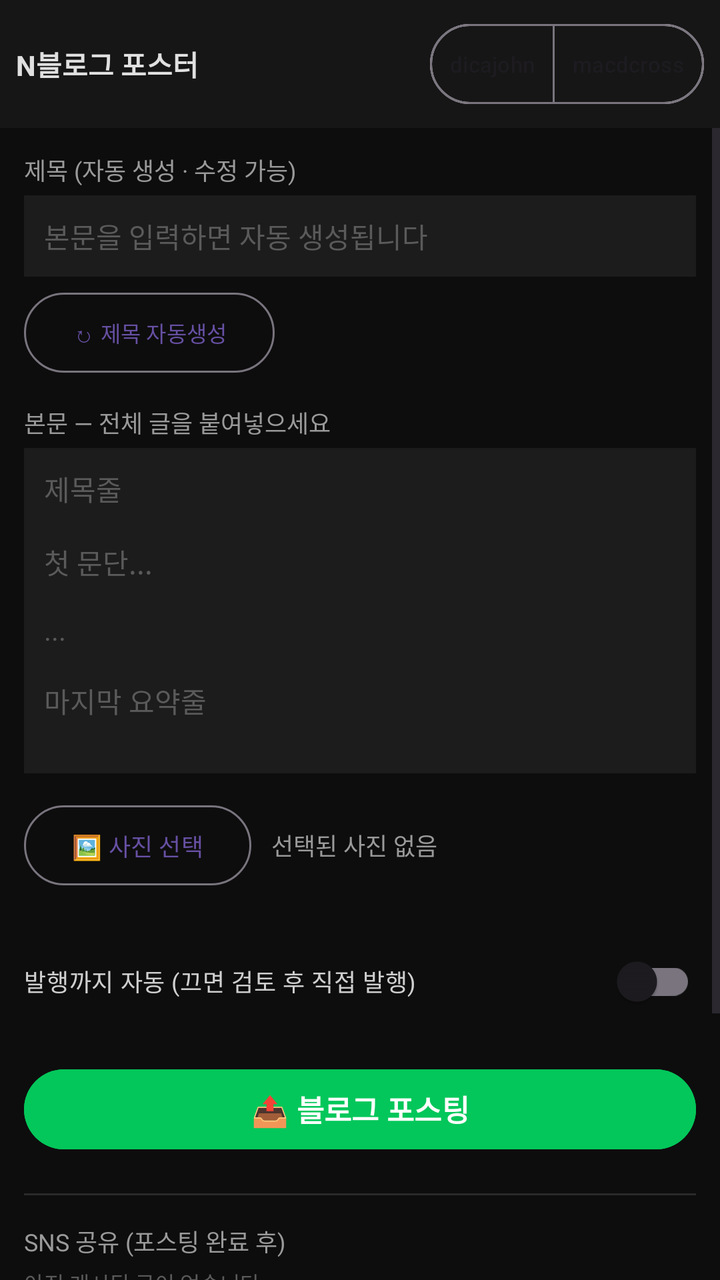
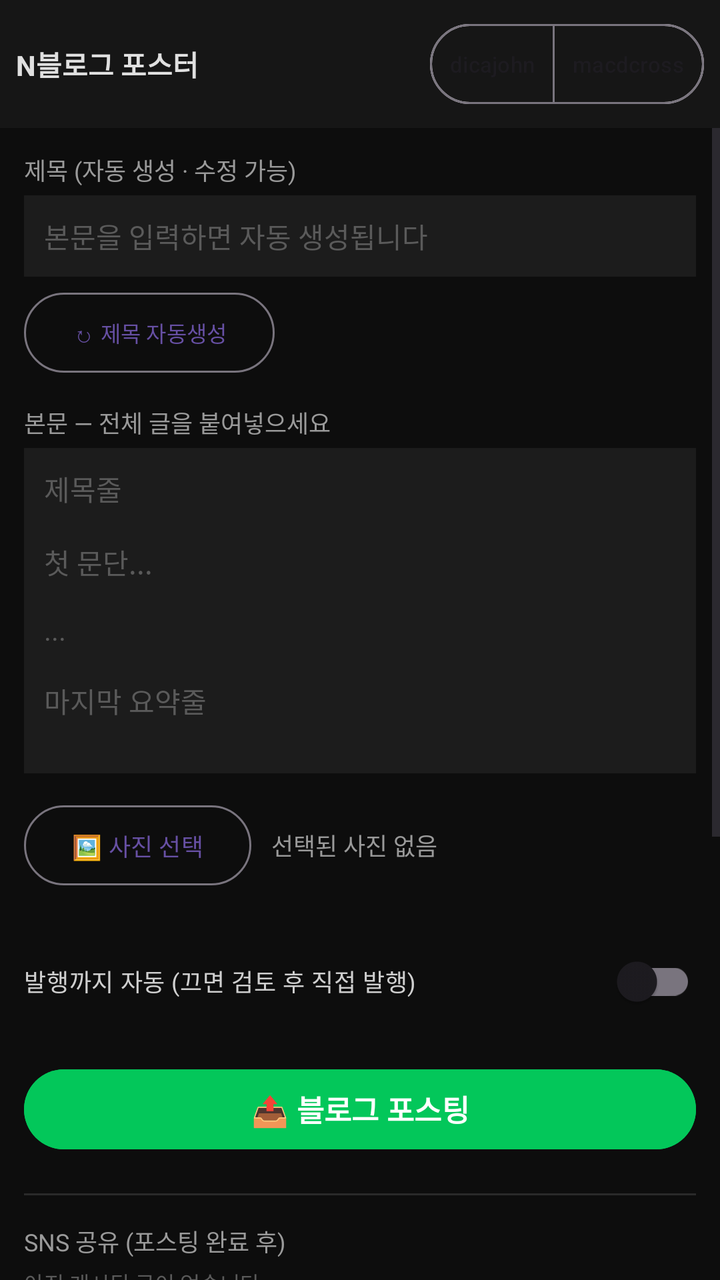

An Android layout rendered at two revisions. The XML below is the earlier revision; the diff shows what the commit changed to produce the second picture.
<!-- AndroidManifest.xml: application theme Theme.Nclaude -->
<!-- res/layout/activity_main.xml -->
<?xml version="1.0" encoding="utf-8"?>
<LinearLayout xmlns:android="http://schemas.android.com/apk/res/android"
    xmlns:app="http://schemas.android.com/apk/res-auto"
    android:layout_width="match_parent"
    android:layout_height="match_parent"
    android:orientation="vertical"
    android:background="#0d0d0d">

    
    <LinearLayout
        android:layout_width="match_parent"
        android:layout_height="wrap_content"
        android:orientation="horizontal"
        android:gravity="center_vertical"
        android:padding="8dp"
        android:background="#161616">

        <TextView
            android:layout_width="0dp"
            android:layout_height="wrap_content"
            android:layout_weight="1"
            android:text="N블로그 포스터"
            android:textColor="#e0e0e0"
            android:textSize="14sp"
            android:textStyle="bold" />

        <com.google.android.material.button.MaterialButtonToggleGroup
            android:id="@+id/accountGroup"
            android:layout_width="wrap_content"
            android:layout_height="wrap_content"
            app:singleSelection="true"
            app:selectionRequired="true">

            <com.google.android.material.button.MaterialButton
                android:id="@+id/btnAcc1"
                style="?attr/materialButtonOutlinedStyle"
                android:layout_width="wrap_content"
                android:layout_height="wrap_content"
                android:text="dicajohn"
                android:textSize="11sp"
                android:minWidth="0dp"
                android:paddingStart="10dp"
                android:paddingEnd="10dp" />

            <com.google.android.material.button.MaterialButton
                android:id="@+id/btnAcc2"
                style="?attr/materialButtonOutlinedStyle"
                android:layout_width="wrap_content"
                android:layout_height="wrap_content"
                android:text="macdcross"
                android:textSize="11sp"
                android:minWidth="0dp"
                android:paddingStart="10dp"
                android:paddingEnd="10dp" />
        </com.google.android.material.button.MaterialButtonToggleGroup>
    </LinearLayout>

    <ProgressBar
        android:id="@+id/progress"
        style="?android:attr/progressBarStyleHorizontal"
        android:layout_width="match_parent"
        android:layout_height="wrap_content"
        android:indeterminate="true"
        android:visibility="gone" />

    <TextView
        android:id="@+id/status"
        android:layout_width="match_parent"
        android:layout_height="wrap_content"
        android:padding="6dp"
        android:textColor="#7c6ff7"
        android:textSize="12sp"
        android:visibility="gone" />

    
    <TextView
        android:id="@+id/debugLog"
        android:layout_width="match_parent"
        android:layout_height="wrap_content"
        android:padding="6dp"
        android:background="#0a0a0a"
        android:fontFamily="monospace"
        android:textColor="#5fae5f"
        android:textSize="9sp"
        android:maxLines="7"
        android:scrollbars="vertical"
        android:visibility="gone" />

    
    <FrameLayout
        android:layout_width="match_parent"
        android:layout_height="0dp"
        android:layout_weight="1">

        <ScrollView
            android:id="@+id/form"
            android:layout_width="match_parent"
            android:layout_height="match_parent"
            android:fillViewport="true">

            <LinearLayout
                android:layout_width="match_parent"
                android:layout_height="wrap_content"
                android:orientation="vertical"
                android:padding="12dp">

                <TextView
                    android:layout_width="wrap_content"
                    android:layout_height="wrap_content"
                    android:text="제목 (자동 생성 · 수정 가능)"
                    android:textColor="#9a9a9a"
                    android:textSize="12sp" />

                <EditText
                    android:id="@+id/titleInput"
                    android:layout_width="match_parent"
                    android:layout_height="wrap_content"
                    android:hint="본문을 입력하면 자동 생성됩니다"
                    android:textColor="#f0f0f0"
                    android:textColorHint="#5a5a5a"
                    android:textSize="14sp"
                    android:background="#1c1c1c"
                    android:padding="10dp"
                    android:layout_marginTop="4dp"
                    android:inputType="textMultiLine"
                    android:maxLines="3" />

                <Button
                    android:id="@+id/btnGenTitle"
                    style="?attr/materialButtonOutlinedStyle"
                    android:layout_width="wrap_content"
                    android:layout_height="wrap_content"
                    android:layout_marginTop="4dp"
                    android:text="↻ 제목 자동생성"
                    android:textSize="11sp" />

                <TextView
                    android:layout_width="wrap_content"
                    android:layout_height="wrap_content"
                    android:layout_marginTop="12dp"
                    android:text="본문 — 전체 글을 붙여넣으세요"
                    android:textColor="#9a9a9a"
                    android:textSize="12sp" />

                <EditText
                    android:id="@+id/contentInput"
                    android:layout_width="match_parent"
                    android:layout_height="wrap_content"
                    android:hint="제목줄\n\n첫 문단...\n\n...\n\n마지막 요약줄"
                    android:textColor="#f0f0f0"
                    android:textColorHint="#5a5a5a"
                    android:textSize="14sp"
                    android:background="#1c1c1c"
                    android:padding="10dp"
                    android:layout_marginTop="4dp"
                    android:gravity="top"
                    android:minLines="8"
                    android:inputType="textMultiLine|textCapSentences" />

                
                <LinearLayout
                    android:layout_width="match_parent"
                    android:layout_height="wrap_content"
                    android:orientation="horizontal"
                    android:gravity="center_vertical"
                    android:layout_marginTop="12dp">

                    <Button
                        android:id="@+id/btnPickPhotos"
                        style="?attr/materialButtonOutlinedStyle"
                        android:layout_width="wrap_content"
                        android:layout_height="wrap_content"
                        android:text="🖼 사진 선택"
                        android:textSize="12sp" />

                    <TextView
                        android:id="@+id/photoCount"
                        android:layout_width="0dp"
                        android:layout_height="wrap_content"
                        android:layout_weight="1"
                        android:layout_marginStart="10dp"
                        android:text="선택된 사진 없음"
                        android:textColor="#9a9a9a"
                        android:textSize="12sp" />

                    <Button
                        android:id="@+id/btnClearPhotos"
                        style="?attr/materialButtonOutlinedStyle"
                        android:layout_width="wrap_content"
                        android:layout_height="wrap_content"
                        android:text="비우기"
                        android:textSize="11sp"
                        android:visibility="gone" />
                </LinearLayout>

                <HorizontalScrollView
                    android:layout_width="match_parent"
                    android:layout_height="wrap_content"
                    android:layout_marginTop="6dp"
                    android:scrollbars="none">

                    <LinearLayout
                        android:id="@+id/photoStrip"
                        android:layout_width="wrap_content"
                        android:layout_height="wrap_content"
                        android:orientation="horizontal" />
                </HorizontalScrollView>

                
                <androidx.appcompat.widget.SwitchCompat
                    android:id="@+id/autoPublishSwitch"
                    android:layout_width="match_parent"
                    android:layout_height="wrap_content"
                    android:layout_marginTop="14dp"
                    android:text="발행까지 자동 (끄면 검토 후 직접 발행)"
                    android:textColor="#cfcfcf"
                    android:textSize="12sp"
                    android:checked="false" />

                
                <Button
                    android:id="@+id/btnPost"
                    android:layout_width="match_parent"
                    android:layout_height="wrap_content"
                    android:layout_marginTop="16dp"
                    android:text="📤 블로그 포스팅"
                    android:textSize="15sp"
                    android:textStyle="bold"
                    android:backgroundTint="#03c75a"
                    android:textColor="#ffffff" />

                <View
                    android:layout_width="match_parent"
                    android:layout_height="1dp"
                    android:layout_marginTop="18dp"
                    android:background="#2a2a2a" />

                <TextView
                    android:layout_width="wrap_content"
                    android:layout_height="wrap_content"
                    android:layout_marginTop="14dp"
                    android:text="SNS 공유 (포스팅 완료 후)"
                    android:textColor="#9a9a9a"
                    android:textSize="12sp" />

                <TextView
                    android:id="@+id/postedUrl"
                    android:layout_width="match_parent"
                    android:layout_height="wrap_content"
                    android:layout_marginTop="4dp"
                    android:text="아직 게시된 글이 없습니다"
                    android:textColor="#5a5a5a"
                    android:textSize="11sp"
                    android:autoLink="web" />

                <LinearLayout
                    android:layout_width="match_parent"
                    android:layout_height="wrap_content"
                    android:orientation="horizontal"
                    android:layout_marginTop="8dp">

                    <Button android:id="@+id/btnFb" style="?attr/materialButtonOutlinedStyle"
                        android:layout_width="0dp" android:layout_height="wrap_content"
                        android:layout_weight="1" android:minWidth="0dp"
                        android:text="페북" android:textSize="11sp"
                        android:paddingStart="2dp" android:paddingEnd="2dp" />

                    <Button android:id="@+id/btnLi" style="?attr/materialButtonOutlinedStyle"
                        android:layout_width="0dp" android:layout_height="wrap_content"
                        android:layout_weight="1" android:minWidth="0dp"
                        android:text="링크드인" android:textSize="11sp"
                        android:paddingStart="2dp" android:paddingEnd="2dp" />

                    <Button android:id="@+id/btnIg" style="?attr/materialButtonOutlinedStyle"
                        android:layout_width="0dp" android:layout_height="wrap_content"
                        android:layout_weight="1" android:minWidth="0dp"
                        android:text="인스타" android:textSize="11sp"
                        android:paddingStart="2dp" android:paddingEnd="2dp" />

                    <Button android:id="@+id/btnTh" style="?attr/materialButtonOutlinedStyle"
                        android:layout_width="0dp" android:layout_height="wrap_content"
                        android:layout_weight="1" android:minWidth="0dp"
                        android:text="스레드" android:textSize="11sp"
                        android:paddingStart="2dp" android:paddingEnd="2dp" />

                    <Button android:id="@+id/btnX" style="?attr/materialButtonOutlinedStyle"
                        android:layout_width="0dp" android:layout_height="wrap_content"
                        android:layout_weight="1" android:minWidth="0dp"
                        android:text="X" android:textSize="11sp"
                        android:paddingStart="2dp" android:paddingEnd="2dp" />
                </LinearLayout>

                <Button
                    android:id="@+id/btnPostAll"
                    android:layout_width="match_parent"
                    android:layout_height="wrap_content"
                    android:layout_marginTop="8dp"
                    android:text="🚀 전체 SNS 일괄 포스팅"
                    android:textSize="14sp"
                    android:textStyle="bold"
                    android:backgroundTint="#7c6ff7"
                    android:textColor="#ffffff" />

                <View
                    android:layout_width="match_parent"
                    android:layout_height="40dp" />
            </LinearLayout>
        </ScrollView>

        
        <WebView
            android:id="@+id/web"
            android:layout_width="match_parent"
            android:layout_height="match_parent"
            android:visibility="gone" />
    </FrameLayout>
</LinearLayout>
<!-- resources referenced by this layout -->
<resources>
  <style name="Theme.Nclaude" parent="Theme.Material3.DayNight.NoActionBar">
          <item name="android:windowBackground">#0d0d0d</item>
          <item name="android:statusBarColor">#0d0d0d</item>
      </style>
</resources>

<!-- the commit's change to res/layout/activity_main.xml (unified diff, before → after) -->
@@ -253,6 +253,39 @@
                     android:textSize="11sp"
                     android:autoLink="web" />
 
+                
+                <TextView
+                    android:layout_width="wrap_content"
+                    android:layout_height="wrap_content"
+                    android:layout_marginTop="10dp"
+                    android:text="공유 문구 (자동 생성 · 붙여넣기/수정 가능)"
+                    android:textColor="#9a9a9a"
+                    android:textSize="12sp" />
+
+                <EditText
+                    android:id="@+id/snsInput"
+                    android:layout_width="match_parent"
+                    android:layout_height="wrap_content"
+                    android:hint="포스팅 완료 후 자동 생성됩니다.\n네이버 '공유하기 복사' 글을 직접 붙여넣어도 됩니다."
+                    android:textColor="#f0f0f0"
+                    android:textColorHint="#5a5a5a"
+                    android:textSize="13sp"
+                    android:background="#1c1c1c"
+                    android:padding="10dp"
+                    android:layout_marginTop="4dp"
+                    android:gravity="top"
+                    android:minLines="5"
+                    android:inputType="textMultiLine" />
+
+                <Button
+                    android:id="@+id/btnGenHook"
+                    style="?attr/materialButtonOutlinedStyle"
+                    android:layout_width="wrap_content"
+                    android:layout_height="wrap_content"
+                    android:layout_marginTop="4dp"
+                    android:text="↻ 후킹 문구 생성/변환"
+                    android:textSize="11sp" />
+
                 <LinearLayout
                     android:layout_width="match_parent"
                     android:layout_height="wrap_content"
